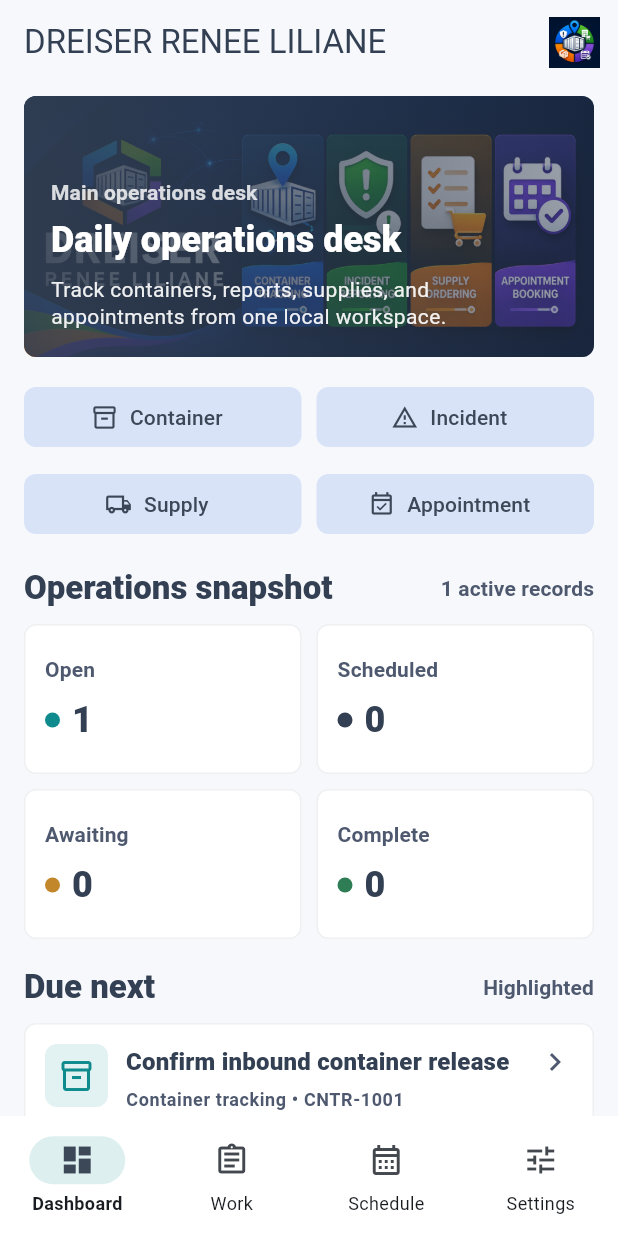
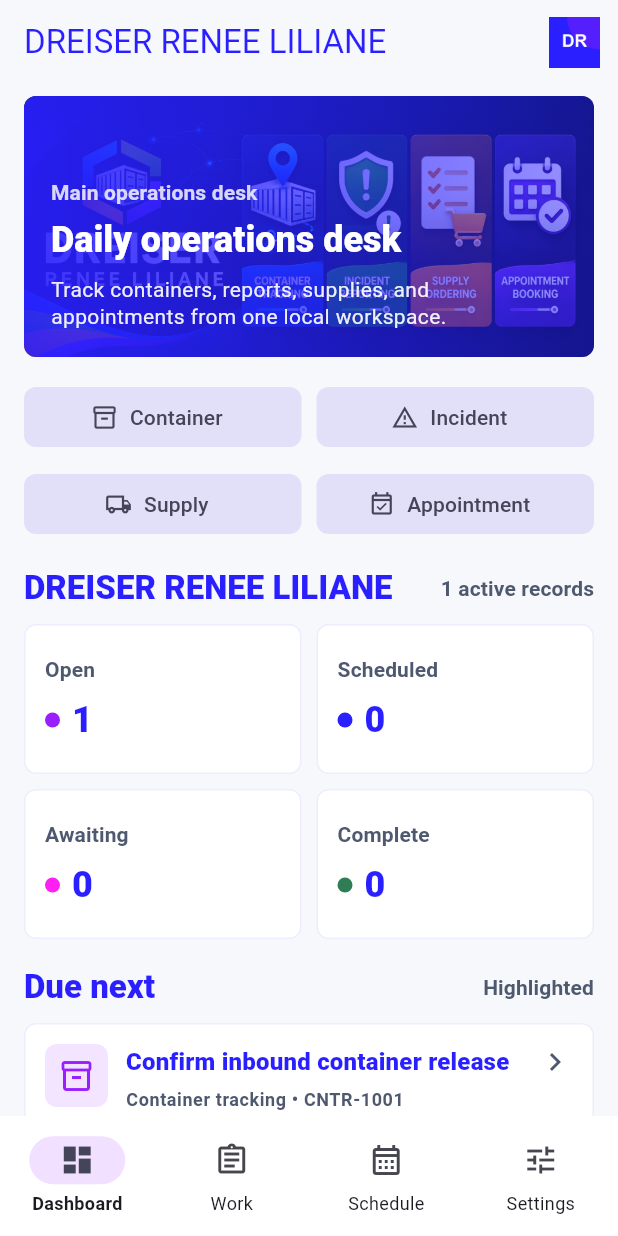
Before and after one commit to EOOrga/68d9d1091299230338db4bbd, a Flutter app: the screen it shows after launch, on a phone screen of 412 x 824 dp. Run offline on Flutter 3.47's test engine with Material 3 defaults, Android fonts, the phone set to English and light mode, and no system bars; our stand-ins replace shared_preferences.

Commit message:
Create Flutter variant com.santamariya.dreiser_ops

```diff
--- a/lib/main.dart
+++ b/lib/main.dart
@@ -9,10 +9,10 @@
 const supportEmail = 'support@dreiser-renee-liliane.com';
 const _screenshotMode = bool.fromEnvironment('SCREENSHOT_MODE');
 
-const _ink = Color(0xFF334053);
+const _ink = Color(0xFF2A1FFF);
 const _steel = Color(0xFF4E596F);
-const _teal = Color(0xFF0F8B8D);
-const _amber = Color(0xFFC2872B);
+const _teal = Color(0xFF9A1FFF);
+const _amber = Color(0xFFFF1FF4);
 const _paper = Color(0xFFF6F8FB);
 const _mist = Color(0xFFE7EDF3);
 
@@ -587,7 +587,7 @@
         ),
         const SizedBox(height: 18),
         _SectionHeader(
-          title: 'Operations snapshot',
+          title: 'DREISER RENEE LILIANE',
           actionLabel: '${state.items.length} active records',
         ),
         const SizedBox(height: 10),
--- a/pubspec.yaml
+++ b/pubspec.yaml
@@ -21,6 +21,8 @@
   android: true
   ios: false
   image_path: "docs/icon.png"
+  adaptive_icon_foreground: docs/icon.png
+  adaptive_icon_background: "#FF1FF4"
   min_sdk_android: 23
 
 flutter:
```
Also changed, not shown: docs/icon.png, 11 other files.
